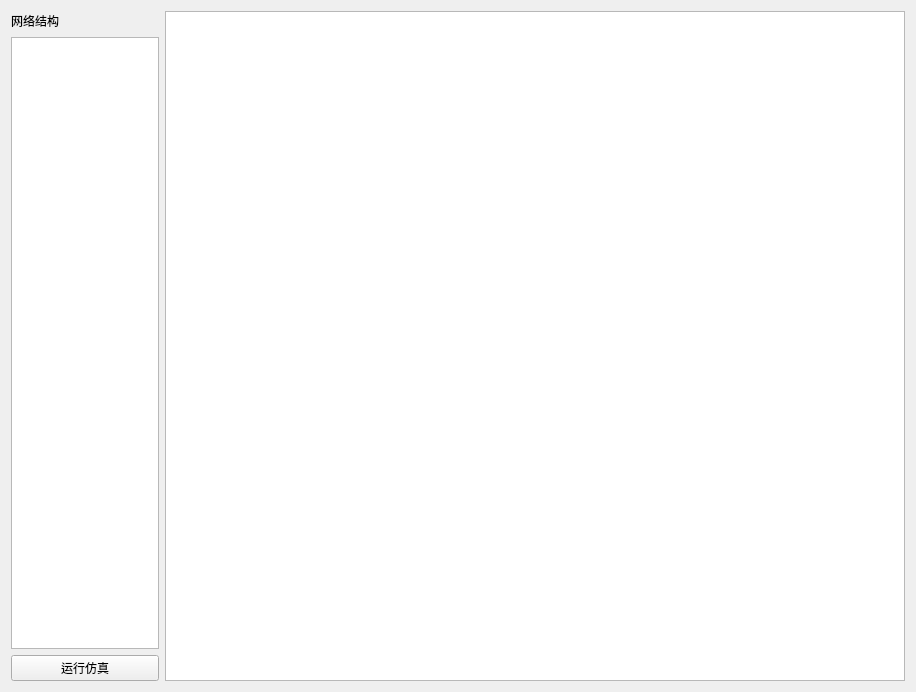
This is UI/Network/network_editor.ui in tocods/jobSimQt as Qt 5 draws it before an edit. The edited form follows.
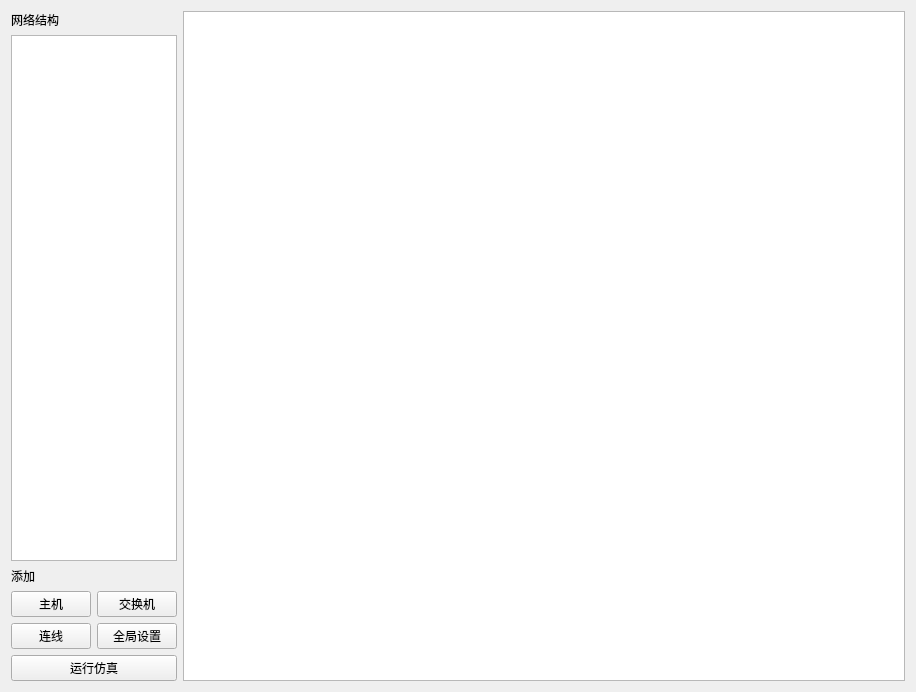
This is the edited form. Icons and pictures are not drawn.

Commit message: 连线工具，添加键位置，tcp-udp兼容，字体

What changed in the file:
```diff
--- a/UI/Network/network_editor.ui
+++ b/UI/Network/network_editor.ui
@@ -27,47 +27,6 @@
            </property>
           </widget>
          </item>
-         <item>
-          <spacer name="horizontalSpacer">
-           <property name="orientation">
-            <enum>Qt::Horizontal</enum>
-           </property>
-           <property name="sizeHint" stdset="0">
-            <size>
-             <width>40</width>
-             <height>20</height>
-            </size>
-           </property>
-          </spacer>
-         </item>
-         <item>
-          <widget class="QPushButton" name="conf">
-           <property name="styleSheet">
-            <string notr="true">border:none;</string>
-           </property>
-           <property name="text">
-            <string/>
-           </property>
-           <property name="icon">
-            <iconset>
-             <normaloff>../../img/省略号.png</normaloff>../../img/省略号.png</iconset>
-           </property>
-          </widget>
-         </item>
-         <item>
-          <widget class="QPushButton" name="add">
-           <property name="styleSheet">
-            <string notr="true">border:none;</string>
-           </property>
-           <property name="text">
-            <string/>
-           </property>
-           <property name="icon">
-            <iconset>
-             <normaloff>../../img/plus.png</normaloff>../../img/plus.png</iconset>
-           </property>
-          </widget>
-         </item>
         </layout>
        </item>
        <item>
@@ -79,6 +38,61 @@
            </property>
           </widget>
          </item>
+         <item>
+          <widget class="QLabel" name="label_2">
+           <property name="text">
+            <string>添加</string>
+           </property>
+          </widget>
+         </item>
+         <item>
+          <layout class="QGridLayout" name="add" rowstretch="0,0,0,0">
+           <item row="2" column="1">
+            <widget class="QPushButton" name="global_setting">
+             <property name="text">
+              <string>全局设置</string>
+             </property>
+             <property name="icon">
+              <iconset>
+               <normaloff>../../img/MaterialSymbolsSettings.png</normaloff>../../img/MaterialSymbolsSettings.png</iconset>
+             </property>
+            </widget>
+           </item>
+           <item row="0" column="1">
+            <widget class="QPushButton" name="add_switch">
+             <property name="text">
+              <string>交换机</string>
+             </property>
+             <property name="icon">
+              <iconset>
+               <normaloff>../../img/MdiSwitch.png</normaloff>../../img/MdiSwitch.png</iconset>
+             </property>
+            </widget>
+           </item>
+           <item row="2" column="0">
+            <widget class="QPushButton" name="add_line">
+             <property name="text">
+              <string>连线</string>
+             </property>
+             <property name="icon">
+              <iconset>
+               <normaloff>../../img/WhhLine.png</normaloff>../../img/WhhLine.png</iconset>
+             </property>
+            </widget>
+           </item>
+           <item row="0" column="0">
+            <widget class="QPushButton" name="add_host">
+             <property name="text">
+              <string>主机</string>
+             </property>
+             <property name="icon">
+              <iconset>
+               <normaloff>../../img/Host.png</normaloff>../../img/Host.png</iconset>
+             </property>
+            </widget>
+           </item>
+          </layout>
+         </item>
          <item>
           <widget class="QPushButton" name="run">
            <property name="text">
```
The commit also changes 41 other files.
